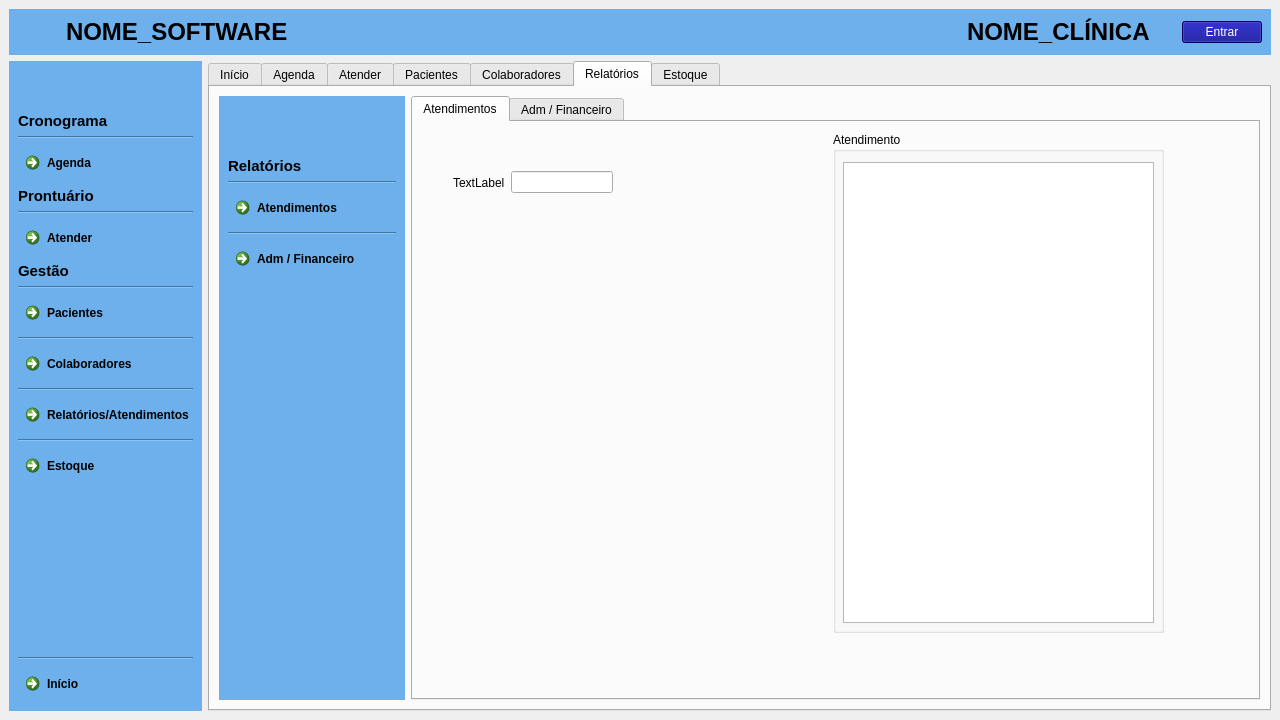
Qt form clinica_cpp/mainwindow.ui (juander/Projeto_CPP) before a commit.
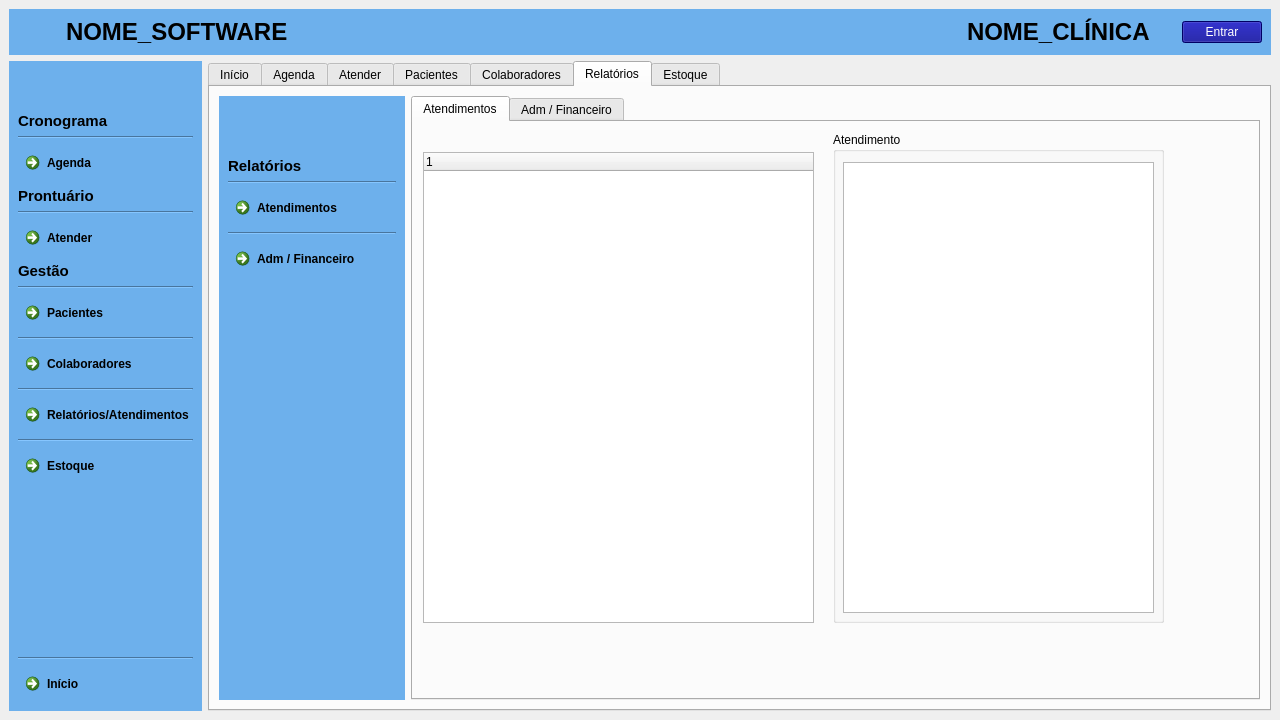
The same form after that commit. The open tabs and pages were chosen to show the change. Icons and pictures are not drawn.

The edit to the form file:
```diff
--- a/clinica_cpp/mainwindow.ui
+++ b/clinica_cpp/mainwindow.ui
@@ -3693,7 +3693,7 @@
                     <x>420</x>
                     <y>10</y>
                     <width>331</width>
-                    <height>501</height>
+                    <height>491</height>
                    </rect>
                   </property>
                   <property name="title">
@@ -3705,32 +3705,25 @@
                      <x>10</x>
                      <y>30</y>
                      <width>311</width>
-                     <height>461</height>
+                     <height>451</height>
                     </rect>
                    </property>
                   </widget>
                  </widget>
-                 <widget class="QWidget" name="horizontalLayoutWidget">
+                 <widget class="QTreeWidget" name="trw_atendimentos">
                   <property name="geometry">
                    <rect>
-                    <x>40</x>
-                    <y>40</y>
-                    <width>160</width>
-                    <height>41</height>
+                    <x>10</x>
+                    <y>30</y>
+                    <width>391</width>
+                    <height>471</height>
                    </rect>
                   </property>
-                  <layout class="QHBoxLayout" name="horizontalLayout_16">
-                   <item>
-                    <widget class="QLabel" name="label_7">
-                     <property name="text">
-                      <string>TextLabel</string>
-                     </property>
-                    </widget>
-                   </item>
-                   <item>
-                    <widget class="QLineEdit" name="lineEdit"/>
-                   </item>
-                  </layout>
+                  <column>
+                   <property name="text">
+                    <string notr="true">1</string>
+                   </property>
+                  </column>
                  </widget>
                 </widget>
                 <widget class="QWidget" name="tab_2">
```
Left out of the diff: 17 changed lines with no effect on the pictures.
